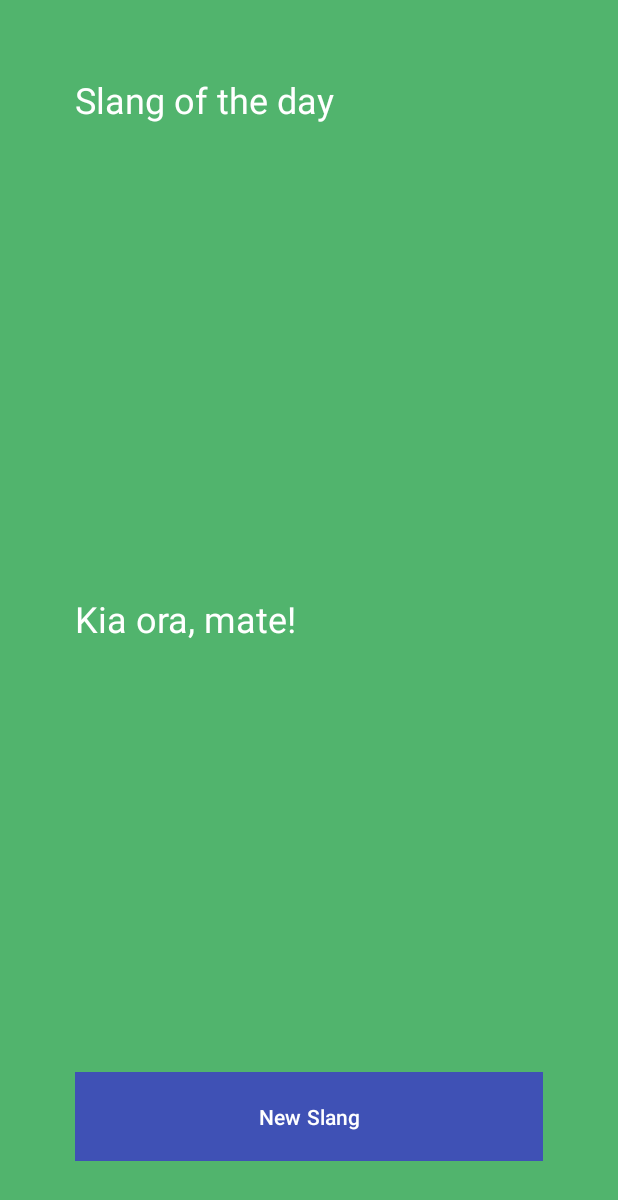
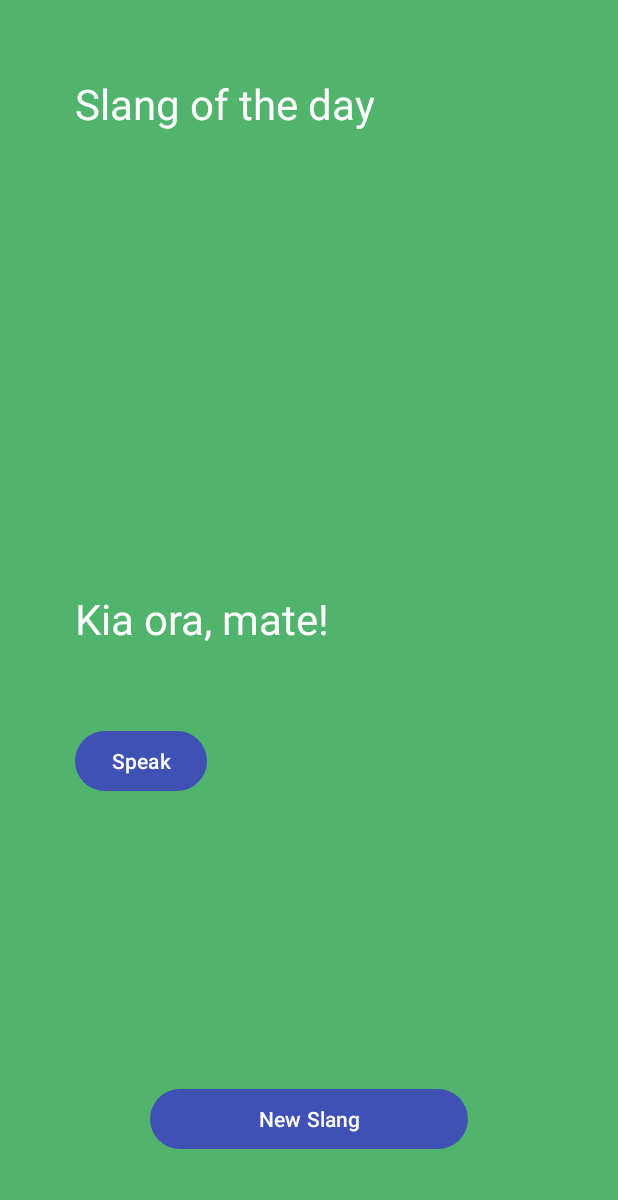
Before and after one commit to jonathanbcsouza/kiwi-slang-generator, an Android app: the screen it shows after launch (MainActivity), on a phone screen of 412 x 824 dp. Shown: the top 1200 px of the screen. Run offline under Robolectric (Android 15) with nearby library versions, the phone set to English and light mode, and no system bars; our stand-ins replace Firebase (no records; nobody signed in at launch, a user with empty details on screens opened directly).

Commit message:
feat: add text-to-speech

```diff
--- a/app/src/main/java/com/kiwi/quest/MainActivity.kt
+++ b/app/src/main/java/com/kiwi/quest/MainActivity.kt
@@ -2,7 +2,9 @@ package com.kiwi.quest
 
 import DataLoader
 import Slangs
+import android.content.ContentValues.TAG
 import android.os.Bundle
+import android.speech.tts.TextToSpeech
 import android.util.Log
 import android.widget.Button
 import android.widget.TextView
@@ -13,12 +15,16 @@ import com.google.firebase.database.DataSnapshot
 import com.google.firebase.database.DatabaseError
 import com.google.firebase.database.FirebaseDatabase
 import com.google.firebase.database.ValueEventListener
+import java.util.Locale
 
 
-class MainActivity : AppCompatActivity() {
+class MainActivity : AppCompatActivity(), TextToSpeech.OnInitListener {
+
+    private lateinit var textToSpeech: TextToSpeech
 
     private lateinit var getOther: Slangs
     private lateinit var btnChangeMsg: Button
+    private lateinit var btnSpeak: Button
     private lateinit var randomMsg: TextView
     private lateinit var backgroundColorAnimation: ConstraintLayout
     private val colorsBackground = ColorsBackground(this)
@@ -26,7 +32,8 @@ class MainActivity : AppCompatActivity() {
     override fun onCreate(savedInstanceState: Bundle?) {
         super.onCreate(savedInstanceState)
         setContentView(R.layout.activity_main)
-        Log.v(TAG, "Activity created!")
+
+        textToSpeech = TextToSpeech(this, this)
 
         FirebaseApp.initializeApp(this)
         val databaseReference = FirebaseDatabase.getInstance().reference
@@ -39,14 +46,14 @@ class MainActivity : AppCompatActivity() {
             }
 
             override fun onCancelled(databaseError: DatabaseError) {
-                Log.w(TAG, "Failed to read data.", databaseError.toException())
+                Log.w("MainActivity", "Failed to read data.", databaseError.toException())
             }
         })
 
         getOther = Slangs(listOf("" to ""))
 
         randomMsg = findViewById(R.id.msg)
-        btnChangeMsg = findViewById(R.id.button)
+        btnChangeMsg = findViewById(R.id.btnCreateNew)
         backgroundColorAnimation = findViewById(R.id.background)
 
         btnChangeMsg.setOnClickListener {
@@ -57,9 +64,38 @@ class MainActivity : AppCompatActivity() {
             backgroundColorAnimation.setBackgroundColor(color)
             btnChangeMsg.setTextColor(color)
         }
+
+        btnSpeak = findViewById(R.id.btnSpeak)
+        btnSpeak.setOnClickListener {
+            val textToSpeak = randomMsg.text.toString()
+            if (textToSpeak.isNotEmpty()) {
+                textToSpeech.speak(textToSpeak, TextToSpeech.QUEUE_FLUSH, null, null)
+            }
+        }
+
     }
 
-    companion object {
-        const val TAG = "MainActivity"
+    override fun onInit(status: Int) {
+
+        if (status == TextToSpeech.SUCCESS) {
+            val result = textToSpeech.setLanguage(Locale.US)
+            if (result == TextToSpeech.LANG_MISSING_DATA || result == TextToSpeech.LANG_NOT_SUPPORTED) {
+                Log.e(TAG, "Language is not available or supported")
+            } else {
+                // Language is supported
+
+            }
+        } else {
+            Log.e(TAG, "Initialization failed")
+        }
     }
+
+    override fun onDestroy() {
+        if (textToSpeech != null) {
+            textToSpeech.stop()
+            textToSpeech.shutdown()
+        }
+        super.onDestroy()
+    }
+
 }
--- a/app/src/main/res/drawable/button_background.xml
+++ b/app/src/main/res/drawable/button_background.xml
@@ -2,8 +2,8 @@
 <selector xmlns:android="http://schemas.android.com/apk/res/android">
     <item>
         <shape>
-            <solid android:color="@color/white" />
-            <!-- Other drawable attributes like corners or stroke can be added here if needed -->
+            <solid android:color="@color/white" android:state_pressed="true"  />
+            <solid android:drawable="@color/color_on_not_pressed" />
         </shape>
     </item>
 </selector>
--- a/app/src/main/res/layout/activity_main.xml
+++ b/app/src/main/res/layout/activity_main.xml
@@ -11,29 +11,45 @@
 
     <TextView
         android:id="@+id/title"
+        style="@style/Header"
         android:layout_width="wrap_content"
         android:layout_height="wrap_content"
         android:text="@string/header"
-        app:layout_constraintTop_toTopOf="parent"
         app:layout_constraintStart_toStartOf="parent"
-        style="@style/Header" />
+        app:layout_constraintTop_toTopOf="parent" />
 
     <TextView
         android:id="@+id/msg"
+        style="@style/SlangText"
         android:layout_width="wrap_content"
         android:layout_height="wrap_content"
         android:text="@string/welcome"
-        app:layout_constraintTop_toTopOf="parent"
         app:layout_constraintBottom_toBottomOf="parent"
         app:layout_constraintStart_toStartOf="parent"
-        style="@style/SlangText" />
+        app:layout_constraintTop_toTopOf="parent" />
 
     <Button
-        android:id="@+id/button"
-        android:layout_width="match_parent"
+        android:id="@+id/btnSpeak"
+        android:layout_width="wrap_content"
         android:layout_height="wrap_content"
+        android:layout_marginTop="52dp"
+        android:text="@string/speak"
+        app:layout_constraintTop_toBottomOf="@+id/msg"
+        tools:layout_editor_absoluteX="0dp" />
+
+    <Button
+        android:id="@+id/btnCreateNew"
+        android:layout_width="0dp"
+        android:layout_height="wrap_content"
+        android:layout_marginStart="50dp"
+        android:layout_marginEnd="50dp"
+        android:layout_marginBottom="4dp"
         android:text="@string/btn_new_slang"
+        android:textColor="@android:color/white"
         app:layout_constraintBottom_toBottomOf="parent"
-        style="@style/ButtonStyle" />
+        app:layout_constraintEnd_toEndOf="parent"
+        app:layout_constraintHorizontal_bias="0.33"
+        app:layout_constraintStart_toStartOf="parent" />
+
 
 </androidx.constraintlayout.widget.ConstraintLayout>
--- a/app/src/main/res/values/colors.xml
+++ b/app/src/main/res/values/colors.xml
@@ -2,7 +2,9 @@
 <resources>
     <color name="colorPrimary">#3F51B5</color>
     <color name="colorPrimaryDark">#303F9F</color>
+    <color name="color_on_pressed">#FF4081</color>
     <color name="colorAccent">#FF4081</color>
+    <color name="color_on_not_pressed">#FF4081</color>
 
     <color name="background_color">#51b46d</color>
     <color name="white">#FFFFFF</color>
--- a/app/src/main/res/values/dimens.xml
+++ b/app/src/main/res/values/dimens.xml
@@ -1,5 +1,5 @@
 <?xml version="1.0" encoding="utf-8"?>
 <resources>
     <dimen name="default_padding">50dp</dimen>
-    <dimen name="text_size_large">24sp</dimen>
+    <dimen name="text_size_large">28sp</dimen>
 </resources>
--- a/app/src/main/res/values/strings.xml
+++ b/app/src/main/res/values/strings.xml
@@ -3,4 +3,5 @@
     <string name="header">Slang of the day</string>
     <string name="btn_new_slang">New Slang</string>
     <string name="welcome">Kia ora, mate!</string>
+    <string name="speak">Speak</string>
 </resources>
```
